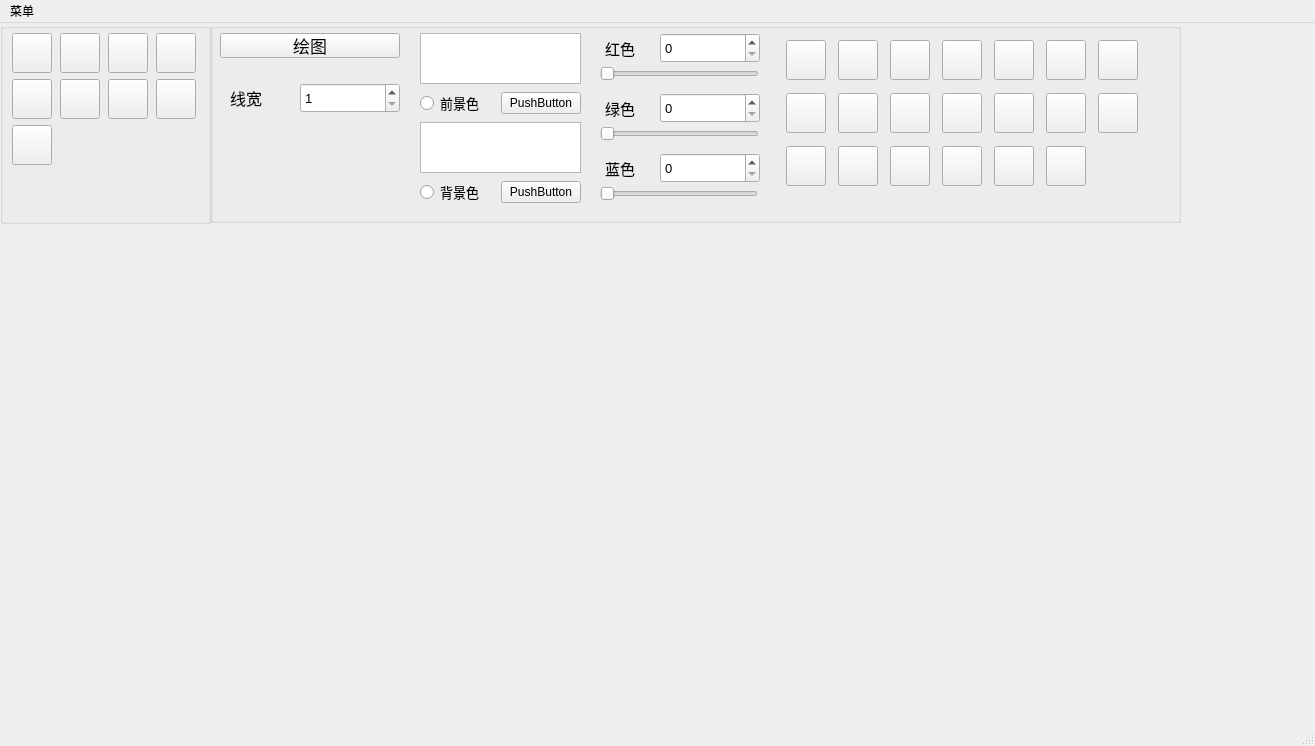
Above: draw/mainwindow.ui from almos-god/OCR before the change. Below: the same form after it.
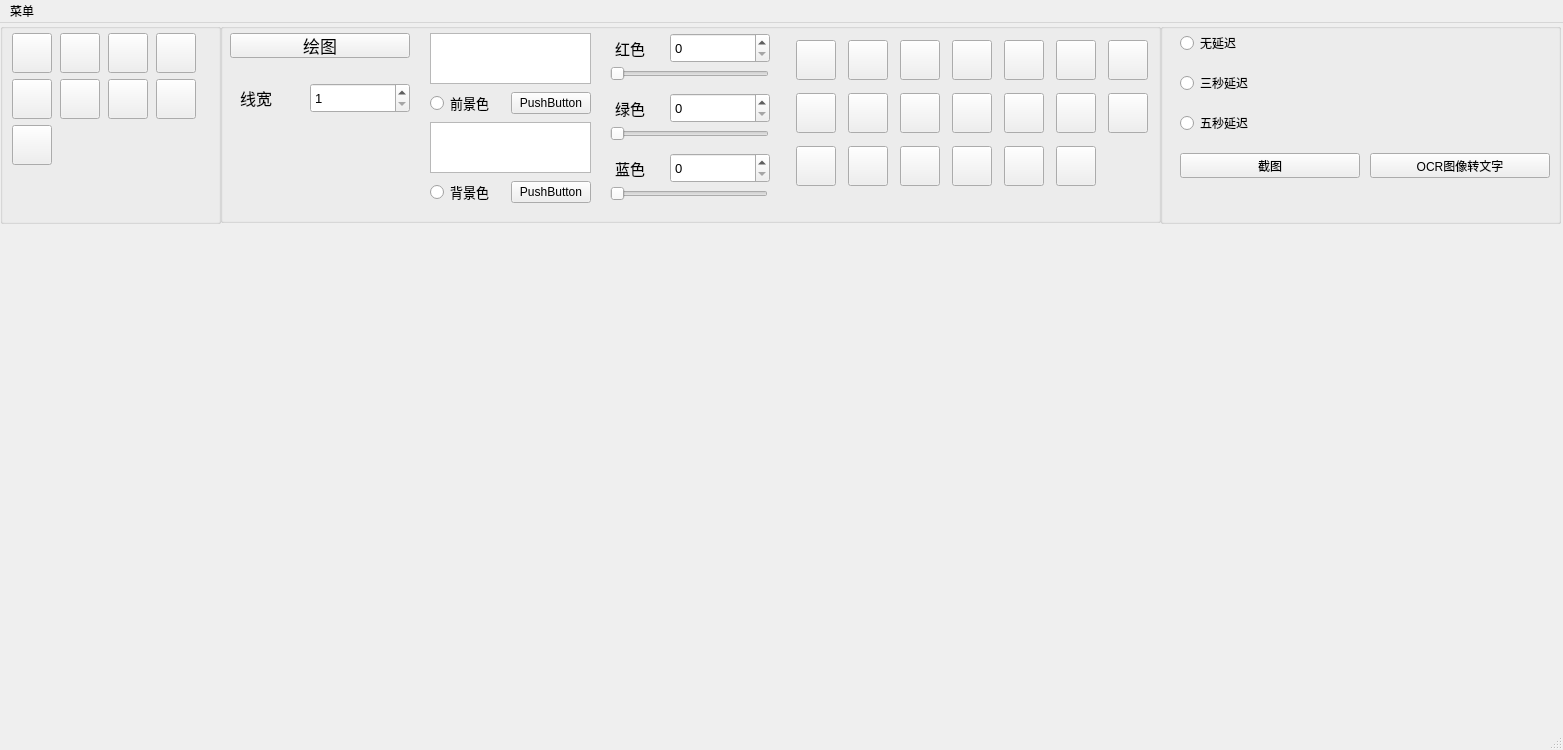
That is the form after the change. Icons and pictures are not drawn.

Commit message: 添加截图功能和OCR图像转文字的功能。

```diff
--- a/draw/mainwindow.ui
+++ b/draw/mainwindow.ui
@@ -6,8 +6,8 @@
    <rect>
     <x>0</x>
     <y>0</y>
-    <width>1315</width>
-    <height>746</height>
+    <width>1563</width>
+    <height>750</height>
    </rect>
   </property>
   <property name="tabletTracking">
@@ -22,7 +22,7 @@
      <rect>
       <x>0</x>
       <y>0</y>
-      <width>211</width>
+      <width>221</width>
       <height>201</height>
      </rect>
     </property>
@@ -366,9 +366,9 @@
    <widget class="QGroupBox" name="groupBox">
     <property name="geometry">
      <rect>
-      <x>210</x>
+      <x>220</x>
       <y>0</y>
-      <width>971</width>
+      <width>941</width>
       <height>200</height>
      </rect>
     </property>
@@ -1480,13 +1480,91 @@
      </property>
     </widget>
    </widget>
+   <widget class="QGroupBox" name="groupBox_3">
+    <property name="geometry">
+     <rect>
+      <x>1160</x>
+      <y>0</y>
+      <width>401</width>
+      <height>201</height>
+     </rect>
+    </property>
+    <property name="title">
+     <string/>
+    </property>
+    <widget class="QRadioButton" name="zero">
+     <property name="geometry">
+      <rect>
+       <x>20</x>
+       <y>10</y>
+       <width>99</width>
+       <height>20</height>
+      </rect>
+     </property>
+     <property name="text">
+      <string>无延迟</string>
+     </property>
+    </widget>
+    <widget class="QRadioButton" name="three">
+     <property name="geometry">
+      <rect>
+       <x>20</x>
+       <y>50</y>
+       <width>99</width>
+       <height>20</height>
+      </rect>
+     </property>
+     <property name="text">
+      <string>三秒延迟</string>
+     </property>
+    </widget>
+    <widget class="QRadioButton" name="five">
+     <property name="geometry">
+      <rect>
+       <x>20</x>
+       <y>90</y>
+       <width>99</width>
+       <height>20</height>
+      </rect>
+     </property>
+     <property name="text">
+      <string>五秒延迟</string>
+     </property>
+    </widget>
+    <widget class="QPushButton" name="screenshot">
+     <property name="geometry">
+      <rect>
+       <x>20</x>
+       <y>130</y>
+       <width>180</width>
+       <height>25</height>
+      </rect>
+     </property>
+     <property name="text">
+      <string>截图</string>
+     </property>
+    </widget>
+    <widget class="QPushButton" name="ocr">
+     <property name="geometry">
+      <rect>
+       <x>210</x>
+       <y>130</y>
+       <width>180</width>
+       <height>25</height>
+      </rect>
+     </property>
+     <property name="text">
+      <string>OCR图像转文字</string>
+     </property>
+    </widget>
+   </widget>
   </widget>
   <widget class="QMenuBar" name="menubar">
    <property name="geometry">
     <rect>
      <x>0</x>
      <y>0</y>
-     <width>1315</width>
+     <width>1563</width>
      <height>22</height>
     </rect>
    </property>
```
Left out of the diff: 276 changed lines with no effect on the pictures. The commit also changes 521 other files.
